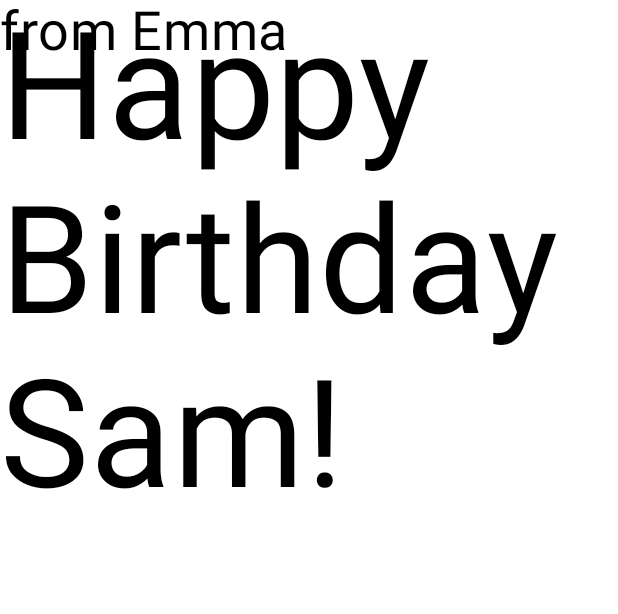
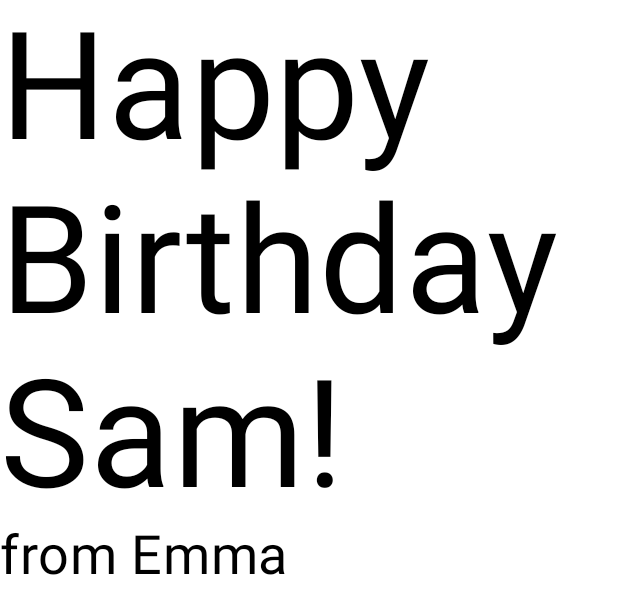
Before and after one commit to jusancc/HappyBirthday, an Android app built with Jetpack Compose: the @Preview function BirthdayCardPreview, on a phone screen of 412 x 824 dp. Shown: the top 614 px of the screen. Run offline under Robolectric (Android 15) with nearby library versions, the phone set to English and light mode, and no system bars.

Commit message:
leccion 3 paso 8

```diff
--- a/app/src/main/java/com/example/happybirthday/MainActivity.kt
+++ b/app/src/main/java/com/example/happybirthday/MainActivity.kt
@@ -3,6 +3,8 @@ package com.example.happybirthday
 import android.os.Bundle
 import androidx.activity.ComponentActivity
 import androidx.activity.compose.setContent
+import androidx.compose.foundation.layout.Column
+import androidx.compose.foundation.layout.Row
 import androidx.compose.foundation.layout.fillMaxSize
 import androidx.compose.material3.MaterialTheme
 import androidx.compose.material3.Surface
@@ -30,12 +32,18 @@ class MainActivity : ComponentActivity() {
 }
 
 @Composable
-fun GreetingText(message : String,from : String , modifier : Modifier = Modifier) {
-    Text(text = message,
-        fontSize = 100.sp,
-        lineHeight = 116.sp)
-    Text(text = from,
-        fontSize = 36.sp)
+fun GreetingText(message: String, from: String, modifier: Modifier = Modifier) {
+    Column(modifier = modifier) {
+        Text(
+            text = message,
+            fontSize = 100.sp,
+            lineHeight = 116.sp
+        )
+        Text(
+            text = from,
+            fontSize = 36.sp
+        )
+    }
 }
 
 @Preview(showBackground = true)
```
